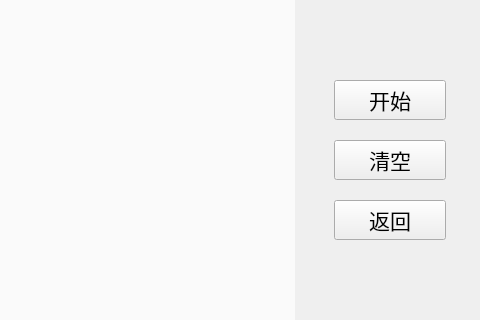
First picture: the form in PCBDetect/DetectUI.ui, repository wenyuexin/PCBDetect, before the edit; both pictures show x 886 to 1366 and y 240 to 560 of the 1366 by 768 pixel window.
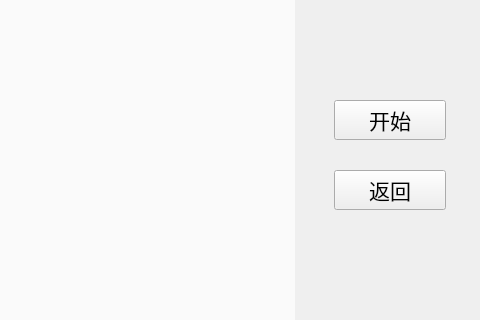
Second picture: the form after the edit. Icons and pictures are not drawn.

The edit to the form file:
```diff
--- a/PCBDetect/DetectUI.ui
+++ b/PCBDetect/DetectUI.ui
@@ -147,7 +147,7 @@
    <property name="geometry">
     <rect>
      <x>1220</x>
-     <y>320</y>
+     <y>340</y>
      <width>112</width>
      <height>40</height>
     </rect>
@@ -174,7 +174,7 @@
    <property name="geometry">
     <rect>
      <x>1220</x>
-     <y>440</y>
+     <y>410</y>
      <width>112</width>
      <height>40</height>
     </rect>
@@ -321,30 +321,6 @@
     </item>
    </layout>
   </widget>
-  <widget class="QPushButton" name="pushButton_clear">
-   <property name="geometry">
-    <rect>
-     <x>1220</x>
-     <y>380</y>
-     <width>112</width>
-     <height>40</height>
-    </rect>
-   </property>
-   <property name="sizePolicy">
-    <sizepolicy hsizetype="Fixed" vsizetype="Fixed">
-     <horstretch>0</horstretch>
-     <verstretch>0</verstretch>
-    </sizepolicy>
-   </property>
-   <property name="font">
-    <font>
-     <pointsize>16</pointsize>
-    </font>
-   </property>
-   <property name="text">
-    <string>清空</string>
-   </property>
-  </widget>
   <zorder>layoutWidget</zorder>
   <zorder>label_3</zorder>
   <zorder>label_title</zorder>
```
Left out of the diff: 1 changed line with no effect on the pictures.
